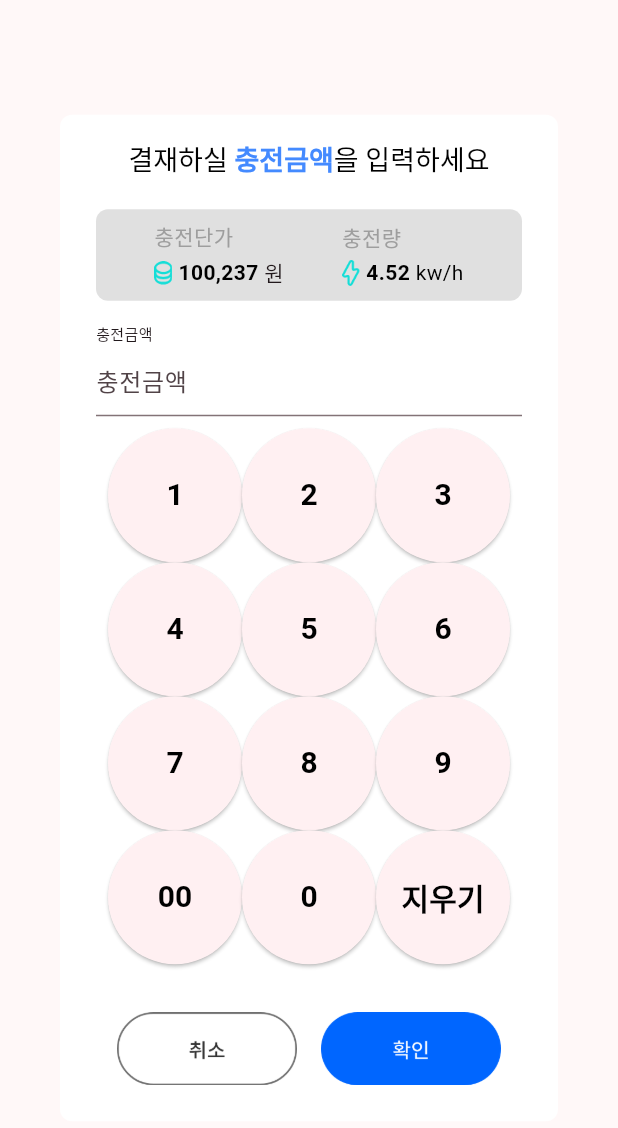
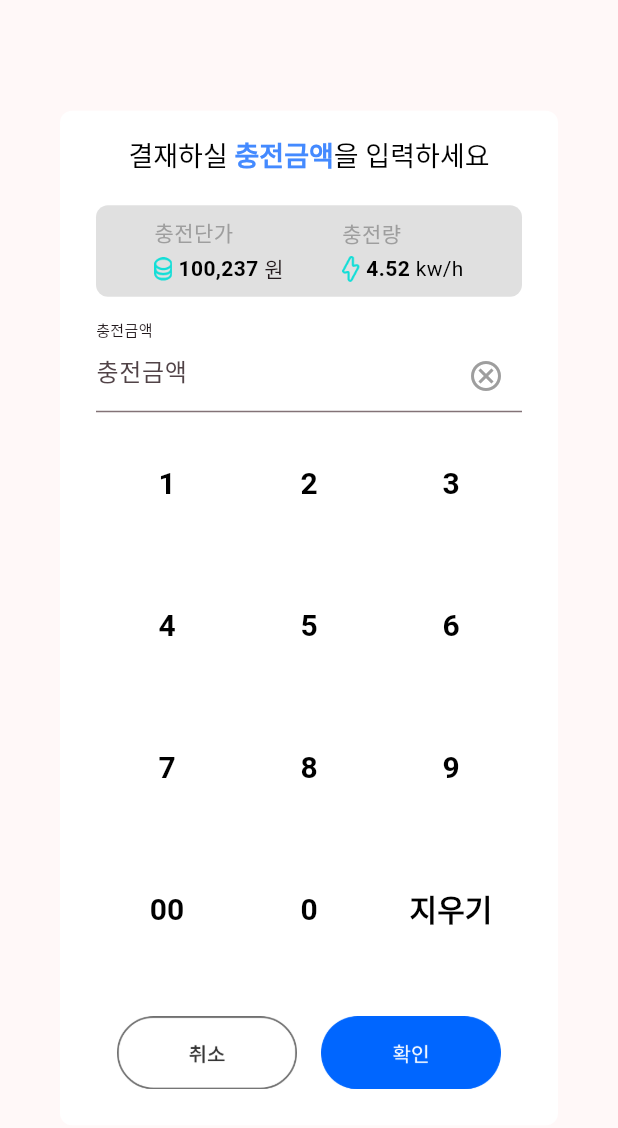
Before and after one commit to csangbum/cast_speed_charger, a Flutter app: the InputPhoneNumberDialog widget shown alone on an empty page, opened directly, on a phone screen of 412 x 824 dp. Shown: the top 1128 px of the screen. Run offline on Flutter 3.47's test engine with Material 3 defaults, Android fonts, the phone set to English and light mode, and no system bars; our stand-ins replace logger, lottie, percent_indicator; Roboto replaces fonts that are missing (NotoSansKorean).

Commit message:
[0228.4]

```diff
--- a/lib/screen/component/input_phone_number_dialog.dart
+++ b/lib/screen/component/input_phone_number_dialog.dart
@@ -93,13 +93,21 @@ class _InputPhoneNumberDialogState extends State<InputPhoneNumberDialog> {
                 const Text('충전금액', style: TextStyle(fontSize: 10),),
                 TextField(
                   controller: textEditingController,
-                  decoration: const InputDecoration(
+                  decoration: InputDecoration(
                     hintText: '충전금액',
+                    suffixIcon: IconButton(
+                      icon: const Icon(Icons.cancel_outlined, color: Colors.grey,),
+                      onPressed: (){
+                        setState(() {
+                          textEditingController.clear();
+                        });
+                      },
+                    ),
                   ),
                 ),],
             ),
             Padding(
-              padding: const EdgeInsets.all(8.0),
+              padding: const EdgeInsets.all(0.0),
               child: GridView.count(
                 shrinkWrap: true,
                 crossAxisCount: 3,
@@ -153,7 +161,7 @@ class _InputPhoneNumberDialogState extends State<InputPhoneNumberDialog> {
   }
 
   Widget buildButton(String text) {
-    return ElevatedButton(
+    return TextButton(
         onPressed: () {
           print('csangbum inputText = $text');
           setState(() {
@@ -165,15 +173,33 @@ class _InputPhoneNumberDialogState extends State<InputPhoneNumberDialog> {
             textEditingController.text = phoneNumber;
           });
         },
-      style: ElevatedButton.styleFrom(
-        shape: const CircleBorder(),
-        padding: const EdgeInsets.all(10),
-        side: BorderSide.none,
+        style: TextButton.styleFrom(
+          foregroundColor: Colors.black,
+          textStyle: const TextStyle(fontSize: 20, fontFamily: GuiConstants.fontFamilyNoto, fontWeight: FontWeight.w700, color: Colors.black),
         ),
-      child: Text(
-        text,
-        style: const TextStyle(fontSize: 20, fontFamily: GuiConstants.fontFamilyNoto, fontWeight: FontWeight.w700, color: Colors.black),
-      ),
-    );
+        child: Text(text));
   }
+    // return ElevatedButton(
+    //   onPressed: () {
+    //     print('csangbum inputText = $text');
+    //     setState(() {
+    //       if (text == '지우기') {
+    //         phoneNumber = '';
+    //       } else {
+    //         phoneNumber += text;
+    //       }
+    //       textEditingController.text = phoneNumber;
+    //     });
+    //   },
+    //   style: ElevatedButton.styleFrom(
+    //     shape: const CircleBorder(),
+    //     padding: const EdgeInsets.all(10),
+    //     side: BorderSide.none,
+    //   ),
+    //   child: Text(
+    //     text,
+    //     style: const TextStyle(fontSize: 20, fontFamily: GuiConstants.fontFamilyNoto, fontWeight: FontWeight.w700, color: Colors.black),
+    //   ),
+    // );
+
 }
```
Also changed, not shown: lib/screen/component/input_price_dialog.dart (+20 -0 lines), lib/screen/select_charger_cable.dart (+12 -5 lines). Lines whose indentation alone changed are shown as unchanged.
